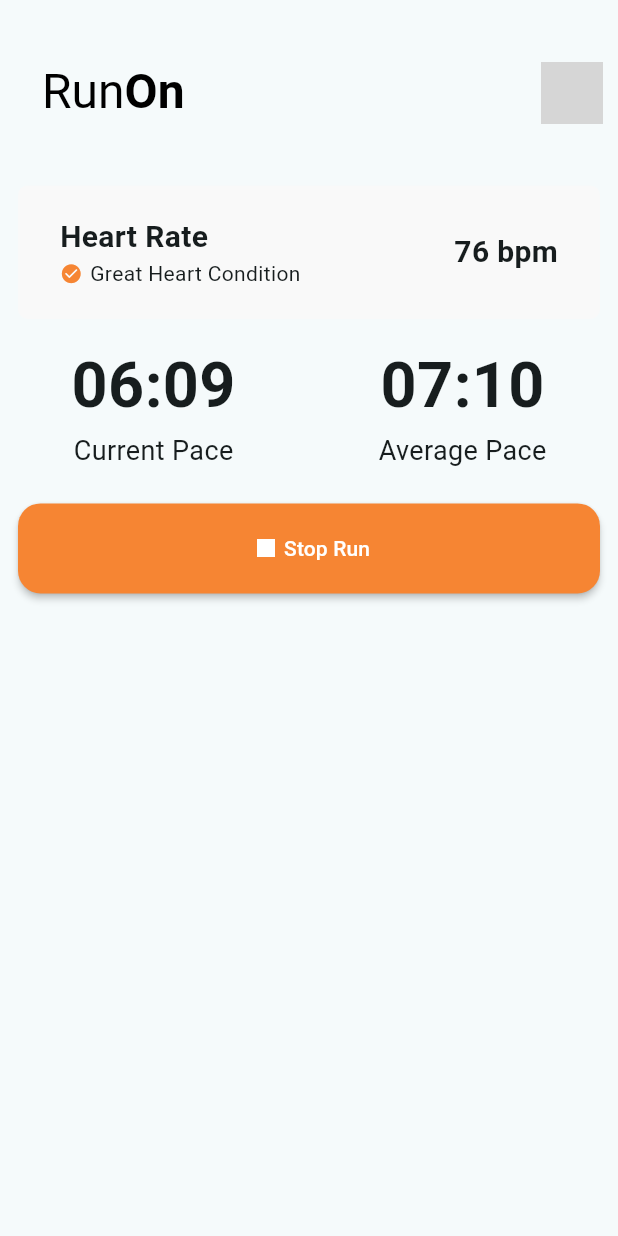
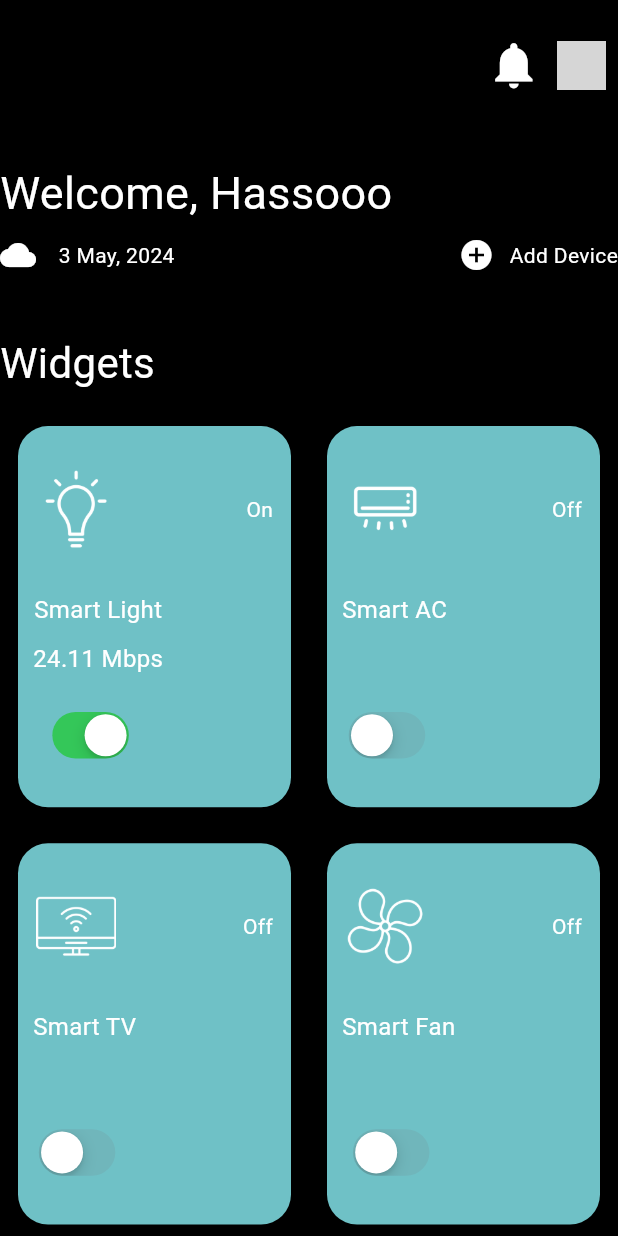
Before and after one commit to Mohassan521/Food-App-UI-Clone-Dribble, a Flutter app: the screen it shows after launch, on a phone screen of 412 x 824 dp. Run offline on Flutter 3.47's test engine with Material 3 defaults, Android fonts, the phone set to English and light mode, and no system bars; network calls fail; grey boxes are pictures that could not be loaded.

Commit message:
added sixth screen

```diff
--- a/lib/fifth_screen.dart
+++ b/lib/fifth_screen.dart
@@ -88,10 +88,10 @@ class GymAppDesign extends StatelessWidget {
               ),
             ),
           ),
-          SizedBox(
+          const SizedBox(
             height: 15,
           ),
-          Row(
+          const Row(
             mainAxisAlignment: MainAxisAlignment.spaceAround,
             children: [
               Column(
@@ -119,7 +119,7 @@ class GymAppDesign extends StatelessWidget {
               ),
             ],
           ),
-          SizedBox(
+          const SizedBox(
             height: 22,
           ),
           Padding(
--- a/lib/main.dart
+++ b/lib/main.dart
@@ -2,6 +2,7 @@ import 'package:api_testing/fifth_screen.dart';
 import 'package:api_testing/fourth_screen.dart';
 import 'package:api_testing/home.dart';
 import 'package:api_testing/second_screen.dart';
+import 'package:api_testing/sixth_screen.dart';
 import 'package:api_testing/third_screen.dart';
 import 'package:flutter/material.dart';
 
@@ -19,25 +20,10 @@ class MyApp extends StatelessWidget {
       debugShowCheckedModeBanner: false,
       title: 'Flutter Demo',
       theme: ThemeData(
-        // This is the theme of your application.
-        //
-        // TRY THIS: Try running your application with "flutter run". You'll see
-        // the application has a purple toolbar. Then, without quitting the app,
-        // try changing the seedColor in the colorScheme below to Colors.green
-        // and then invoke "hot reload" (save your changes or press the "hot
-        // reload" button in a Flutter-supported IDE, or press "r" if you used
-        // the command line to start the app).
-        //
-        // Notice that the counter didn't reset back to zero; the application
-        // state is not lost during the reload. To reset the state, use hot
-        // restart instead.
-        //
-        // This works for code too, not just values: Most code changes can be
-        // tested with just a hot reload.
         colorScheme: ColorScheme.fromSeed(seedColor: Colors.white70),
         useMaterial3: true,
       ),
-      home: GymAppDesign(),
+      home: SixthScreen(),
     );
   }
 }
--- /dev/null
+++ b/lib/sixth_screen.dart
@@ -0,0 +1,138 @@
+import 'package:api_testing/utils/smart_device_box.dart';
+import 'package:flutter/material.dart';
+import 'package:flutter/widgets.dart';
+
+class SixthScreen extends StatefulWidget {
+  const SixthScreen({super.key});
+
+  @override
+  State<SixthScreen> createState() => _SixthScreenState();
+}
+
+class _SixthScreenState extends State<SixthScreen> {
+  List mySmartDevices = [
+    ["Smart Light", "lib/images/light-bulb.png", true],
+    ["Smart AC", "lib/images/air-conditioner.png", false],
+    ["Smart TV", "lib/images/smart-tv.png", false],
+    ["Smart Fan", "lib/images/fan.png", false],
+  ];
+
+  void powerSwitchChanged(bool value, int index) {
+    setState(() {
+      mySmartDevices[index][2] = value;
+    });
+  }
+
+  @override
+  Widget build(BuildContext context) {
+    return Scaffold(
+      backgroundColor: Colors.black,
+      body: SafeArea(
+        child: Column(
+          crossAxisAlignment: CrossAxisAlignment.start,
+          children: [
+            // custom app bar
+            Padding(
+              padding:
+                  const EdgeInsets.symmetric(horizontal: 8.0, vertical: 25),
+              child: Row(
+                mainAxisAlignment: MainAxisAlignment.end,
+                children: [
+                  Icon(
+                    Icons.notifications,
+                    color: Colors.white,
+                    size: MediaQuery.sizeOf(context).height * 0.045,
+                  ),
+                  SizedBox(
+                    width: 10,
+                  ),
+                  ClipRRect(
+                      borderRadius: BorderRadius.circular(20),
+                      child: Image.network(
+                          height: MediaQuery.sizeOf(context).height * 0.04,
+                          "https://images.unsplash.com/photo-1494790108377-be9c29b29330?w=500&auto=format&fit=crop&q=60&ixlib=rb-4.0.3&ixid=M3wxMjA3fDB8MHxzZWFyY2h8Mnx8dXNlciUyMHByb2ZpbGV8ZW58MHx8MHx8fDA%3D"))
+                ],
+              ),
+            ),
+
+            SizedBox(
+              height: 20,
+            ),
+
+            Text(
+              "Welcome, Hassooo",
+              style: TextStyle(color: Colors.white, fontSize: 30),
+            ),
+            SizedBox(
+              height: 8,
+            ),
+            Row(
+              mainAxisAlignment: MainAxisAlignment.spaceBetween,
+              children: [
+                Row(
+                  children: [
+                    Icon(
+                      Icons.cloud,
+                      color: Colors.white,
+                    ),
+                    SizedBox(
+                      width: 15,
+                    ),
+                    Text(
+                      "3 May, 2024",
+                      style: TextStyle(color: Colors.white),
+                    )
+                  ],
+                ),
+                Row(
+                  children: [
+                    Icon(
+                      Icons.add_circle_sharp,
+                      color: Colors.white,
+                    ),
+                    SizedBox(
+                      width: 10,
+                    ),
+                    Text(
+                      "Add Device",
+                      style: TextStyle(color: Colors.white),
+                    )
+                  ],
+                ),
+              ],
+            ),
+
+            SizedBox(
+              height: 40,
+            ),
+
+            //
+            Text(
+              "Widgets",
+              style: TextStyle(color: Colors.white, fontSize: 28),
+            ),
+            SizedBox(
+              height: 10,
+            ),
+            Expanded(
+                child: GridView.builder(
+                    itemCount: mySmartDevices.length,
+                    gridDelegate:
+                        const SliverGridDelegateWithFixedCrossAxisCount(
+                            crossAxisCount: 2, childAspectRatio: 1 / 1.35),
+                    itemBuilder: (context, index) {
+                      return SmartDeviceBox(
+                        smartDeviceName: mySmartDevices[index][0],
+                        iconPath: mySmartDevices[index][1],
+                        powerOn: mySmartDevices[index][2],
+                        onChanged: (value) => powerSwitchChanged(value, index),
+                      );
+                    }))
+
+            //
+          ],
+        ),
+      ),
+    );
+  }
+}
--- /dev/null
+++ b/lib/utils/smart_device_box.dart
@@ -0,0 +1,83 @@
+import 'package:flutter/cupertino.dart';
+import 'package:flutter/material.dart';
+
+class SmartDeviceBox extends StatelessWidget {
+  final String smartDeviceName;
+  final String iconPath;
+  final bool powerOn;
+  void Function(bool) onChanged;
+  SmartDeviceBox(
+      {super.key,
+      required this.iconPath,
+      required this.powerOn,
+      required this.smartDeviceName,
+      required this.onChanged});
+
+  @override
+  Widget build(BuildContext context) {
+    return Padding(
+      padding: const EdgeInsets.all(12.0),
+      child: Container(
+        decoration: BoxDecoration(
+            color: powerOn == true && smartDeviceName == "Smart Light"
+                ? const Color(0xff6fc1c6)
+                : powerOn == true && smartDeviceName == "Smart AC"
+                    ? Colors.grey
+                    : powerOn == true && smartDeviceName == "Smart TV"
+                        ? Colors.grey
+                        : powerOn == true && smartDeviceName == "Smart Fan"
+                            ? const Color(0xff727cc5)
+                            : const Color(0xff6fc1c6),
+            borderRadius: BorderRadius.circular(20)),
+        child: Column(
+          crossAxisAlignment: CrossAxisAlignment.start,
+          mainAxisAlignment: MainAxisAlignment.spaceEvenly,
+          children: [
+            Padding(
+              padding: const EdgeInsets.symmetric(horizontal: 12.0),
+              child: Row(
+                mainAxisAlignment: MainAxisAlignment.spaceBetween,
+                children: [
+                  Image.asset(
+                    iconPath,
+                    height: MediaQuery.sizeOf(context).height * 0.065,
+                    color: Colors.white,
+                  ),
+                  Text(
+                    powerOn == true ? "On" : "Off",
+                    style: TextStyle(color: Colors.white),
+                  )
+                ],
+              ),
+            ),
+            Column(
+              children: [
+                Padding(
+                  padding: const EdgeInsets.only(left: 10.0),
+                  child: Text(
+                    smartDeviceName,
+                    style: TextStyle(color: Colors.white, fontSize: 16),
+                  ),
+                ),
+                SizedBox(
+                  height: 10,
+                ),
+                Padding(
+                  padding: const EdgeInsets.only(left: 10.0),
+                  child: Text(
+                    powerOn == true ? "24.11 Mbps" : "",
+                    style: TextStyle(color: Colors.white, fontSize: 16),
+                  ),
+                ),
+                SizedBox(
+                  height: 20,
+                ),
+                CupertinoSwitch(value: powerOn, onChanged: onChanged)
+              ],
+            ),
+          ],
+        ),
+      ),
+    );
+  }
+}
--- a/pubspec.yaml
+++ b/pubspec.yaml
@@ -36,6 +36,7 @@ dependencies:
   # Use with the CupertinoIcons class for iOS style icons.
   cupertino_icons: ^1.0.6
   http: ^1.2.1
+  google_nav_bar: ^5.0.6
 
 dev_dependencies:
   flutter_test:
```
Also changed, not shown: lib/images/air-conditioner.png (added), lib/images/fan.png (added), lib/images/light-bulb.png (added), lib/images/menu.png (added), lib/images/smart-tv.png (added), pubspec.lock.
